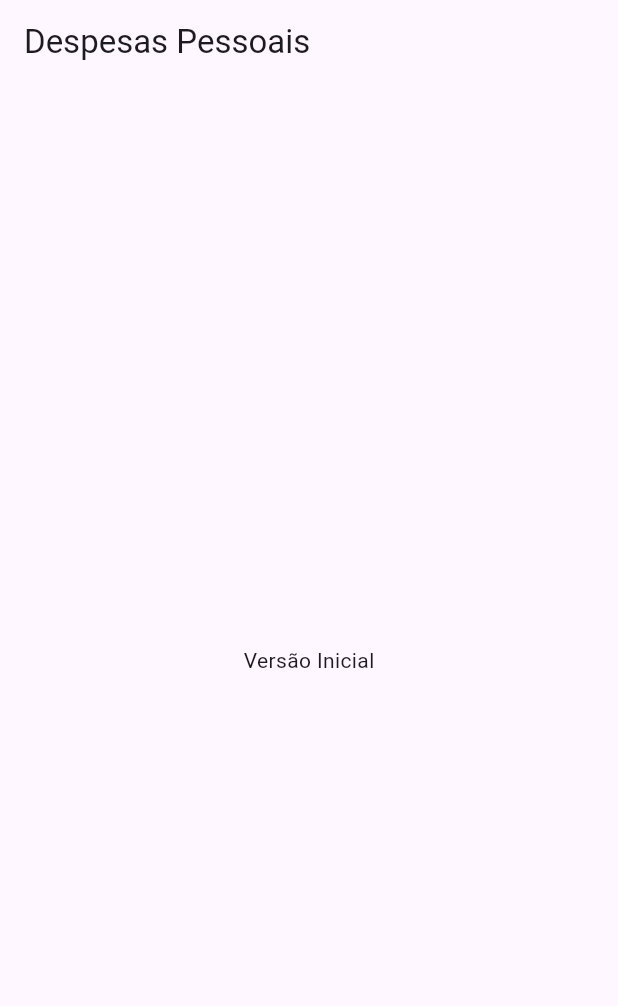
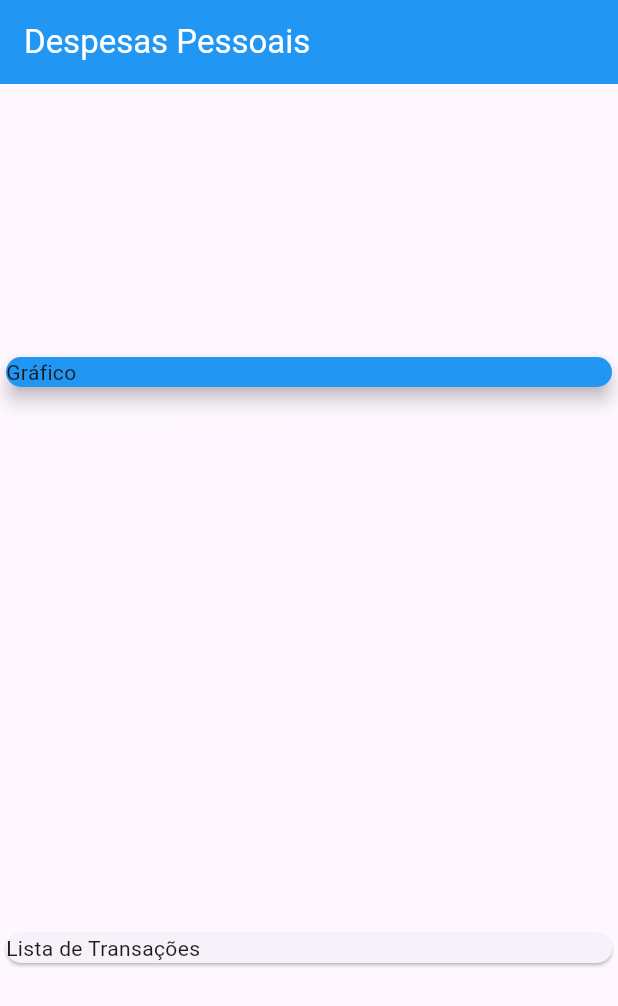
Before and after one commit to Gabriel02ps/flutter-expenses, a Flutter app: the screen it shows after launch, on a phone screen of 412 x 824 dp. Shown: the top 1006 px of the screen. Run offline on Flutter 3.47's test engine with Material 3 defaults, Android fonts, the phone set to English and light mode, and no system bars.

Commit message:
widgets, columns and rows

```diff
--- a/lib/main.dart
+++ b/lib/main.dart
@@ -22,10 +22,25 @@ class MyHomePage extends StatelessWidget {
   Widget build(BuildContext context) {
     return Scaffold(
       appBar: AppBar(
-        title: const Text("Despesas Pessoais"),
+        backgroundColor: Colors.blue,
+        title: const Text("Despesas Pessoais",
+            style: TextStyle(color: Colors.white)),
       ),
-      body: const Center(
-        child: Text("Versão Inicial"),
+      body: const Column(
+        mainAxisAlignment: MainAxisAlignment.spaceAround,
+        crossAxisAlignment: CrossAxisAlignment.stretch,
+        children: <Widget>[
+          SizedBox(
+            child: Card(
+              color: Colors.blue,
+              elevation: 5,
+              child: Text("Gráfico"),
+            ),
+          ),
+          Card(
+            child: Text("Lista de Transações"),
+          )
+        ],
       ),
     );
   }
```
